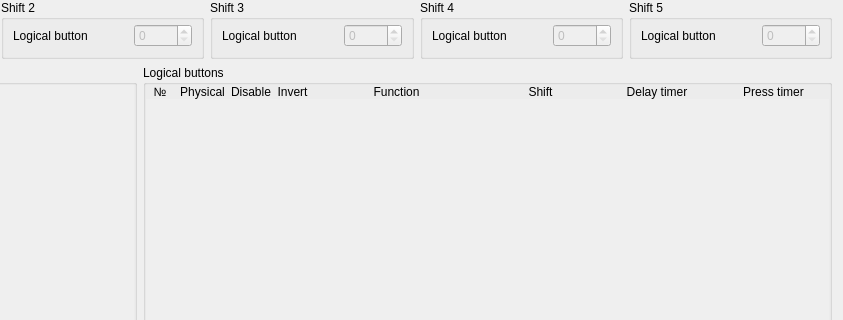
First picture: the form in widgets/buttonconfig.ui, repository FreeJoy-Team/FreeJoyConfiguratorQt, before the edit; both pictures show x 219 to 1062 and y 0 to 320 of the 1062 by 640 pixel window.
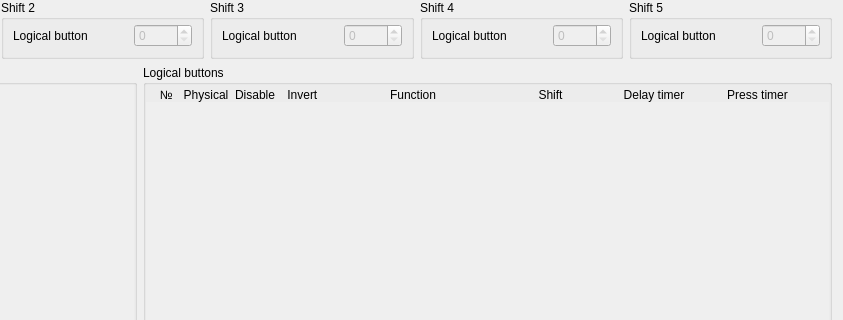
Second picture: the form after the edit.

Diff of the .ui file:
```diff
--- a/widgets/buttonconfig.ui
+++ b/widgets/buttonconfig.ui
@@ -180,12 +180,12 @@
      <property name="title">
       <string>Logical buttons</string>
      </property>
-     <layout class="QGridLayout" name="gridLayout_2" columnstretch="2,3,2,2,12,8,8,8">
+     <layout class="QGridLayout" name="gridLayout_2" columnstretch="4,6,5,1,5,20,12,12,12,0">
       <property name="leftMargin">
        <number>0</number>
       </property>
       <property name="topMargin">
-       <number>0</number>
+       <number>3</number>
       </property>
       <property name="rightMargin">
        <number>0</number>
@@ -193,40 +193,10 @@
       <property name="bottomMargin">
        <number>0</number>
       </property>
-      <property name="verticalSpacing">
+      <property name="spacing">
        <number>0</number>
       </property>
-      <item row="0" column="6">
-       <widget class="QLabel" name="label_3">
-        <property name="text">
-         <string>Delay timer</string>
-        </property>
-        <property name="alignment">
-         <set>Qt::AlignBottom|Qt::AlignHCenter</set>
-        </property>
-       </widget>
-      </item>
-      <item row="0" column="0">
-       <widget class="QLabel" name="label">
-        <property name="text">
-         <string>№</string>
-        </property>
-        <property name="alignment">
-         <set>Qt::AlignBottom|Qt::AlignHCenter</set>
-        </property>
-       </widget>
-      </item>
-      <item row="0" column="3">
-       <widget class="QLabel" name="label_6">
-        <property name="text">
-         <string>Invert</string>
-        </property>
-        <property name="alignment">
-         <set>Qt::AlignBottom|Qt::AlignHCenter</set>
-        </property>
-       </widget>
-      </item>
-      <item row="0" column="4">
+      <item row="0" column="5">
        <widget class="QLabel" name="label_5">
         <property name="text">
          <string>Function</string>
@@ -236,47 +206,17 @@
         </property>
        </widget>
       </item>
-      <item row="0" column="7">
-       <widget class="QLabel" name="label_2">
+      <item row="0" column="4">
+       <widget class="QLabel" name="label_6">
         <property name="text">
-         <string>Press timer</string>
+         <string> Invert</string>
         </property>
         <property name="alignment">
-         <set>Qt::AlignBottom|Qt::AlignHCenter</set>
+         <set>Qt::AlignBottom|Qt::AlignLeading|Qt::AlignLeft</set>
         </property>
        </widget>
       </item>
-      <item row="0" column="2">
-       <widget class="QLabel" name="label_7">
-        <property name="text">
-         <string>Disable</string>
-        </property>
-        <property name="alignment">
-         <set>Qt::AlignBottom|Qt::AlignHCenter</set>
-        </property>
-       </widget>
-      </item>
-      <item row="0" column="5">
-       <widget class="QLabel" name="label_4">
-        <property name="text">
-         <string>Shift</string>
-        </property>
-        <property name="alignment">
-         <set>Qt::AlignBottom|Qt::AlignHCenter</set>
-        </property>
-       </widget>
-      </item>
-      <item row="0" column="1">
-       <widget class="QLabel" name="label_8">
-        <property name="text">
-         <string>Physical</string>
-        </property>
-        <property name="alignment">
-         <set>Qt::AlignBottom|Qt::AlignHCenter</set>
-        </property>
-       </widget>
-      </item>
-      <item row="1" column="0" colspan="8">
+      <item row="1" column="0" colspan="10">
        <widget class="QScrollArea" name="scrollArea">
         <property name="frameShape">
          <enum>QFrame::NoFrame</enum>
@@ -293,7 +233,7 @@
            <x>0</x>
            <y>0</y>
            <width>690</width>
-           <height>485</height>
+           <height>482</height>
           </rect>
          </property>
          <layout class="QVBoxLayout" name="layoutV_LogicalButton">
@@ -316,6 +256,86 @@
         </widget>
        </widget>
       </item>
+      <item row="0" column="0">
+       <widget class="QLabel" name="label">
+        <property name="text">
+         <string notr="true">  №</string>
+        </property>
+        <property name="alignment">
+         <set>Qt::AlignBottom|Qt::AlignHCenter</set>
+        </property>
+       </widget>
+      </item>
+      <item row="0" column="8">
+       <widget class="QLabel" name="label_2">
+        <property name="text">
+         <string>Press timer</string>
+        </property>
+        <property name="alignment">
+         <set>Qt::AlignBottom|Qt::AlignHCenter</set>
+        </property>
+       </widget>
+      </item>
+      <item row="0" column="2">
+       <widget class="QLabel" name="label_7">
+        <property name="text">
+         <string>Disable</string>
+        </property>
+        <property name="alignment">
+         <set>Qt::AlignBottom|Qt::AlignRight|Qt::AlignTrailing</set>
+        </property>
+       </widget>
+      </item>
+      <item row="0" column="7">
+       <widget class="QLabel" name="label_3">
+        <property name="text">
+         <string>Delay timer</string>
+        </property>
+        <property name="alignment">
+         <set>Qt::AlignBottom|Qt::AlignHCenter</set>
+        </property>
+       </widget>
+      </item>
+      <item row="0" column="9">
+       <widget class="QLabel" name="label_9">
+        <property name="minimumSize">
+         <size>
+          <width>20</width>
+          <height>0</height>
+         </size>
+        </property>
+        <property name="text">
+         <string/>
+        </property>
+       </widget>
+      </item>
+      <item row="0" column="3">
+       <widget class="QLabel" name="label_10">
+        <property name="text">
+         <string/>
+        </property>
+       </widget>
+      </item>
+      <item row="0" column="6">
+       <widget class="QLabel" name="label_4">
+        <property name="text">
+         <string>Shift</string>
+        </property>
+        <property name="alignment">
+         <set>Qt::AlignBottom|Qt::AlignHCenter</set>
+        </property>
+       </widget>
+      </item>
+      <item row="0" column="1">
+       <widget class="QLabel" name="label_8">
+        <property name="text">
+         <string>Physical</string>
+        </property>
+        <property name="alignment">
+         <set>Qt::AlignBottom|Qt::AlignHCenter</set>
+        </property>
+       </widget>
+      </item>
      </layout>
     </widget>
    </item>
```
